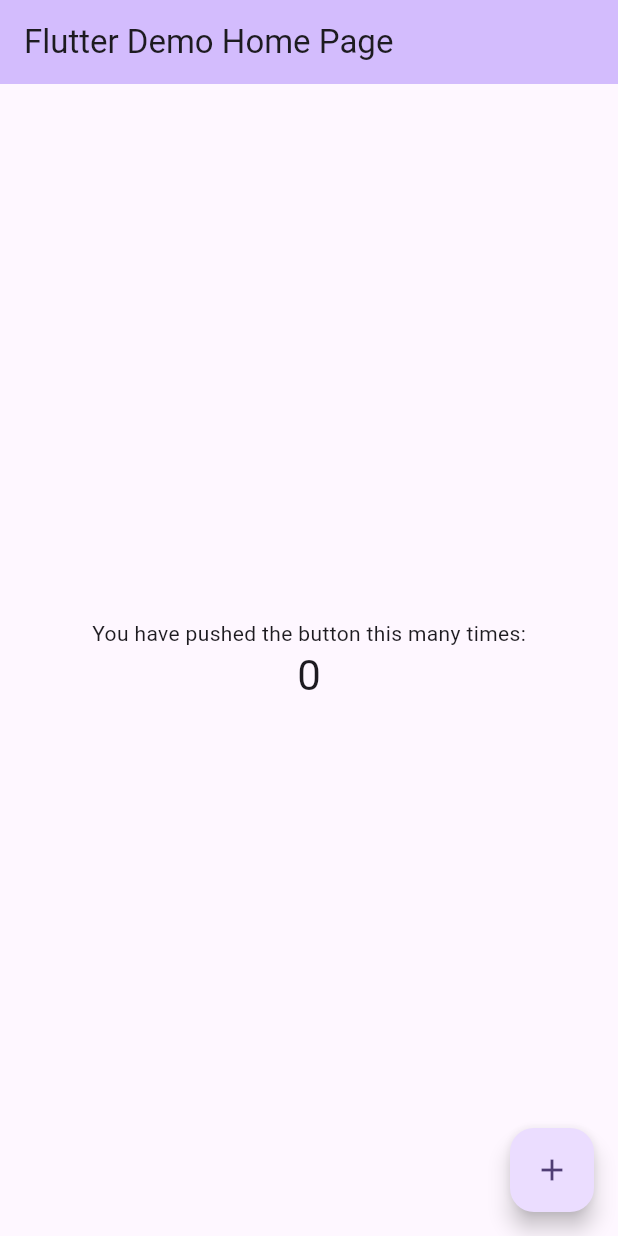
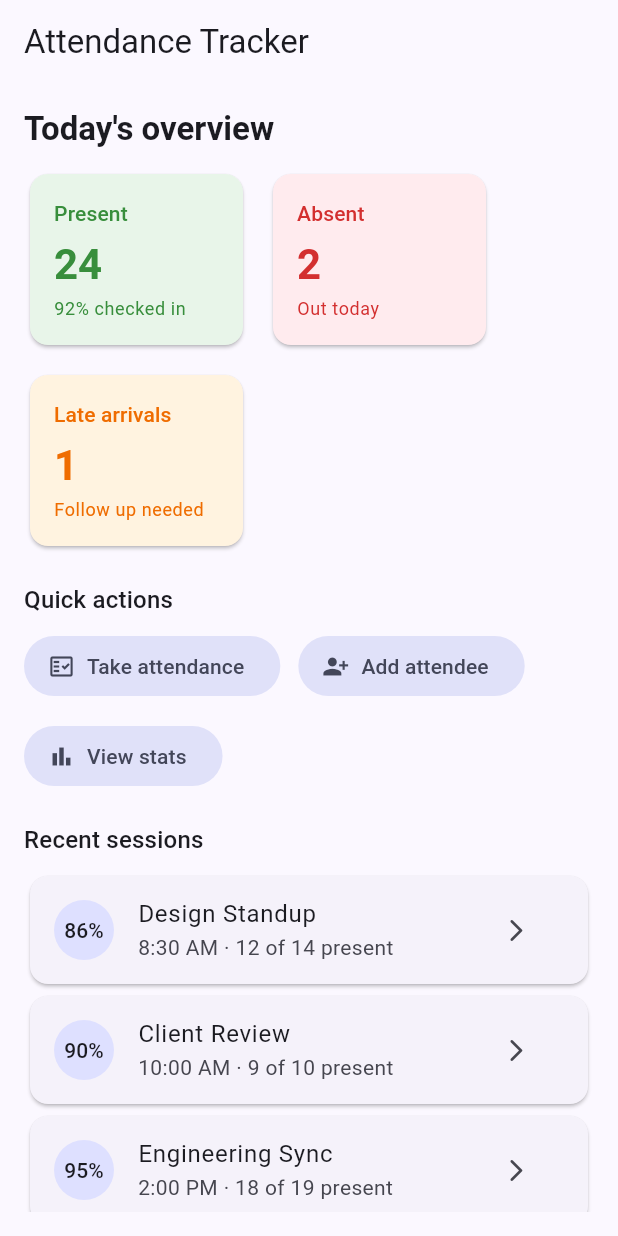
Before and after one commit to Shir0o/attd, a Flutter app: the screen it shows after launch, on a phone screen of 412 x 824 dp. Run offline on Flutter 3.47's test engine with Material 3 defaults, Android fonts, the phone set to English and light mode, and no system bars.

Commit message:
Attendance rebrand: rename package and replace scaffold with attendance UI

```diff
--- a/lib/main.dart
+++ b/lib/main.dart
@@ -1,122 +1,250 @@
 import 'package:flutter/material.dart';
 
 void main() {
-  runApp(const MyApp());
+  runApp(const AttendanceApp());
 }
 
-class MyApp extends StatelessWidget {
-  const MyApp({super.key});
+class AttendanceApp extends StatelessWidget {
+  const AttendanceApp({super.key});
 
-  // This widget is the root of your application.
   @override
   Widget build(BuildContext context) {
     return MaterialApp(
-      title: 'Flutter Demo',
+      title: 'Attendance Tracker',
       theme: ThemeData(
-        // This is the theme of your application.
-        //
-        // TRY THIS: Try running your application with "flutter run". You'll see
-        // the application has a purple toolbar. Then, without quitting the app,
-        // try changing the seedColor in the colorScheme below to Colors.green
-        // and then invoke "hot reload" (save your changes or press the "hot
-        // reload" button in a Flutter-supported IDE, or press "r" if you used
-        // the command line to start the app).
-        //
-        // Notice that the counter didn't reset back to zero; the application
-        // state is not lost during the reload. To reset the state, use hot
-        // restart instead.
-        //
-        // This works for code too, not just values: Most code changes can be
-        // tested with just a hot reload.
-        colorScheme: .fromSeed(seedColor: Colors.deepPurple),
+        colorScheme: ColorScheme.fromSeed(seedColor: Colors.indigo),
+        useMaterial3: true,
       ),
-      home: const MyHomePage(title: 'Flutter Demo Home Page'),
+      home: const AttendanceHomePage(),
     );
   }
 }
 
-class MyHomePage extends StatefulWidget {
-  const MyHomePage({super.key, required this.title});
+class AttendanceHomePage extends StatelessWidget {
+  const AttendanceHomePage({super.key});
 
-  // This widget is the home page of your application. It is stateful, meaning
-  // that it has a State object (defined below) that contains fields that affect
-  // how it looks.
-
-  // This class is the configuration for the state. It holds the values (in this
-  // case the title) provided by the parent (in this case the App widget) and
-  // used by the build method of the State. Fields in a Widget subclass are
-  // always marked "final".
-
-  final String title;
-
-  @override
-  State<MyHomePage> createState() => _MyHomePageState();
-}
-
-class _MyHomePageState extends State<MyHomePage> {
-  int _counter = 0;
-
-  void _incrementCounter() {
-    setState(() {
-      // This call to setState tells the Flutter framework that something has
-      // changed in this State, which causes it to rerun the build method below
-      // so that the display can reflect the updated values. If we changed
-      // _counter without calling setState(), then the build method would not be
-      // called again, and so nothing would appear to happen.
-      _counter++;
-    });
+  void _showPlaceholder(BuildContext context, String label) {
+    ScaffoldMessenger.of(context).showSnackBar(
+      SnackBar(content: Text('$label coming soon')),
+    );
   }
 
   @override
   Widget build(BuildContext context) {
-    // This method is rerun every time setState is called, for instance as done
-    // by the _incrementCounter method above.
-    //
-    // The Flutter framework has been optimized to make rerunning build methods
-    // fast, so that you can just rebuild anything that needs updating rather
-    // than having to individually change instances of widgets.
+    const present = 24;
+    const total = 26;
+    const late = 1;
+    const records = [
+      ('Design Standup', '8:30 AM', 12, 14),
+      ('Client Review', '10:00 AM', 9, 10),
+      ('Engineering Sync', '2:00 PM', 18, 19),
+    ];
+
+    final absent = total - present;
+    final attendanceRate = (present / total * 100).round();
+
     return Scaffold(
       appBar: AppBar(
-        // TRY THIS: Try changing the color here to a specific color (to
-        // Colors.amber, perhaps?) and trigger a hot reload to see the AppBar
-        // change color while the other colors stay the same.
-        backgroundColor: Theme.of(context).colorScheme.inversePrimary,
-        // Here we take the value from the MyHomePage object that was created by
-        // the App.build method, and use it to set our appbar title.
-        title: Text(widget.title),
+        title: const Text('Attendance Tracker'),
       ),
-      body: Center(
-        // Center is a layout widget. It takes a single child and positions it
-        // in the middle of the parent.
+      body: Padding(
+        padding: const EdgeInsets.all(16),
+        child: SingleChildScrollView(
           child: Column(
-          // Column is also a layout widget. It takes a list of children and
-          // arranges them vertically. By default, it sizes itself to fit its
-          // children horizontally, and tries to be as tall as its parent.
-          //
-          // Column has various properties to control how it sizes itself and
-          // how it positions its children. Here we use mainAxisAlignment to
-          // center the children vertically; the main axis here is the vertical
-          // axis because Columns are vertical (the cross axis would be
-          // horizontal).
-          //
-          // TRY THIS: Invoke "debug painting" (choose the "Toggle Debug Paint"
-          // action in the IDE, or press "p" in the console), to see the
-          // wireframe for each widget.
-          mainAxisAlignment: .center,
+            crossAxisAlignment: CrossAxisAlignment.start,
             children: [
-            const Text('You have pushed the button this many times:'),
               Text(
-              '$_counter',
-              style: Theme.of(context).textTheme.headlineMedium,
+                "Today's overview",
+                style: Theme.of(context)
+                    .textTheme
+                    .titleLarge
+                    ?.copyWith(fontWeight: FontWeight.bold),
+              ),
+              const SizedBox(height: 12),
+              Wrap(
+                spacing: 12,
+                runSpacing: 12,
+                children: [
+                  _StatCard(
+                    title: 'Present',
+                    value: '$present',
+                    subtitle: '$attendanceRate% checked in',
+                    background: Colors.green.shade50,
+                    accent: Colors.green.shade700,
+                  ),
+                  _StatCard(
+                    title: 'Absent',
+                    value: '$absent',
+                    subtitle: 'Out today',
+                    background: Colors.red.shade50,
+                    accent: Colors.red.shade700,
+                  ),
+                  _StatCard(
+                    title: 'Late arrivals',
+                    value: '$late',
+                    subtitle: 'Follow up needed',
+                    background: Colors.orange.shade50,
+                    accent: Colors.orange.shade800,
+                  ),
+                ],
+              ),
+              const SizedBox(height: 20),
+              Text(
+                'Quick actions',
+                style: Theme.of(context).textTheme.titleMedium,
+              ),
+              const SizedBox(height: 8),
+              Wrap(
+                spacing: 12,
+                runSpacing: 12,
+                children: [
+                  _ActionChipButton(
+                    icon: Icons.fact_check_outlined,
+                    label: 'Take attendance',
+                    onPressed: () =>
+                        _showPlaceholder(context, 'Taking attendance'),
+                  ),
+                  _ActionChipButton(
+                    icon: Icons.person_add_alt_1,
+                    label: 'Add attendee',
+                    onPressed: () => _showPlaceholder(context, 'Adding attendee'),
+                  ),
+                  _ActionChipButton(
+                    icon: Icons.bar_chart_outlined,
+                    label: 'View stats',
+                    onPressed: () => _showPlaceholder(context, 'Viewing stats'),
+                  ),
+                ],
+              ),
+              const SizedBox(height: 20),
+              Text(
+                'Recent sessions',
+                style: Theme.of(context).textTheme.titleMedium,
+              ),
+              const SizedBox(height: 8),
+              ...records.map((record) {
+                final title = record.$1;
+                final time = record.$2;
+                final attended = record.$3;
+                final expected = record.$4;
+                final percent = (attended / expected * 100).round();
+
+                return Card(
+                  child: ListTile(
+                    leading: CircleAvatar(
+                      backgroundColor:
+                          Theme.of(context).colorScheme.primaryContainer,
+                      child: Text(
+                        '${percent}%',
+                        style: Theme.of(context).textTheme.labelLarge,
+                      ),
+                    ),
+                    title: Text(title),
+                    subtitle: Text('$time · $attended of $expected present'),
+                    trailing: IconButton(
+                      icon: const Icon(Icons.arrow_forward_ios_rounded, size: 18),
+                      onPressed: () => _showPlaceholder(context, 'Viewing $title'),
+                    ),
+                  ),
+                );
+              }),
+              const SizedBox(height: 12),
+              Card(
+                child: ListTile(
+                  leading: const Icon(Icons.insights_outlined),
+                  title: const Text('Engagement trend'),
+                  subtitle: Text(
+                    'Attendance is tracking at $attendanceRate% this week.',
+                  ),
+                  trailing: FilledButton(
+                    onPressed: () =>
+                        _showPlaceholder(context, 'Opening weekly trend'),
+                    child: const Text('See details'),
+                  ),
+                ),
               ),
             ],
           ),
         ),
-      floatingActionButton: FloatingActionButton(
-        onPressed: _incrementCounter,
-        tooltip: 'Increment',
-        child: const Icon(Icons.add),
       ),
     );
   }
 }
+
+class _StatCard extends StatelessWidget {
+  final String title;
+  final String value;
+  final String subtitle;
+  final Color background;
+  final Color accent;
+
+  const _StatCard({
+    required this.title,
+    required this.value,
+    required this.subtitle,
+    required this.background,
+    required this.accent,
+  });
+
+  @override
+  Widget build(BuildContext context) {
+    return ConstrainedBox(
+      constraints: const BoxConstraints(minWidth: 150),
+      child: Card(
+        color: background,
+        child: Padding(
+          padding: const EdgeInsets.all(16),
+          child: Column(
+            crossAxisAlignment: CrossAxisAlignment.start,
+            children: [
+              Text(
+                title,
+                style: Theme.of(context)
+                    .textTheme
+                    .labelLarge
+                    ?.copyWith(color: accent),
+              ),
+              const SizedBox(height: 6),
+              Text(
+                value,
+                style: Theme.of(context)
+                    .textTheme
+                    .headlineMedium
+                    ?.copyWith(color: accent, fontWeight: FontWeight.bold),
+              ),
+              const SizedBox(height: 4),
+              Text(
+                subtitle,
+                style: Theme.of(context)
+                    .textTheme
+                    .bodySmall
+                    ?.copyWith(color: accent),
+              ),
+            ],
+          ),
+        ),
+      ),
+    );
+  }
+}
+
+class _ActionChipButton extends StatelessWidget {
+  final IconData icon;
+  final String label;
+  final VoidCallback onPressed;
+
+  const _ActionChipButton({
+    required this.icon,
+    required this.label,
+    required this.onPressed,
+  });
+
+  @override
+  Widget build(BuildContext context) {
+    return FilledButton.tonalIcon(
+      onPressed: onPressed,
+      icon: Icon(icon),
+      label: Text(label),
+    );
+  }
+}
--- a/pubspec.yaml
+++ b/pubspec.yaml
@@ -1,5 +1,5 @@
-name: attd
-description: "A new Flutter project."
+name: attendance_tracker
+description: "Take attendance and view engagement stats."
 # The following line prevents the package from being accidentally published to
 # pub.dev using `flutter pub publish`. This is preferred for private packages.
 publish_to: 'none' # Remove this line if you wish to publish to pub.dev
```
Also changed, not shown: 18 other files. Lines whose indentation alone changed are shown as unchanged.
